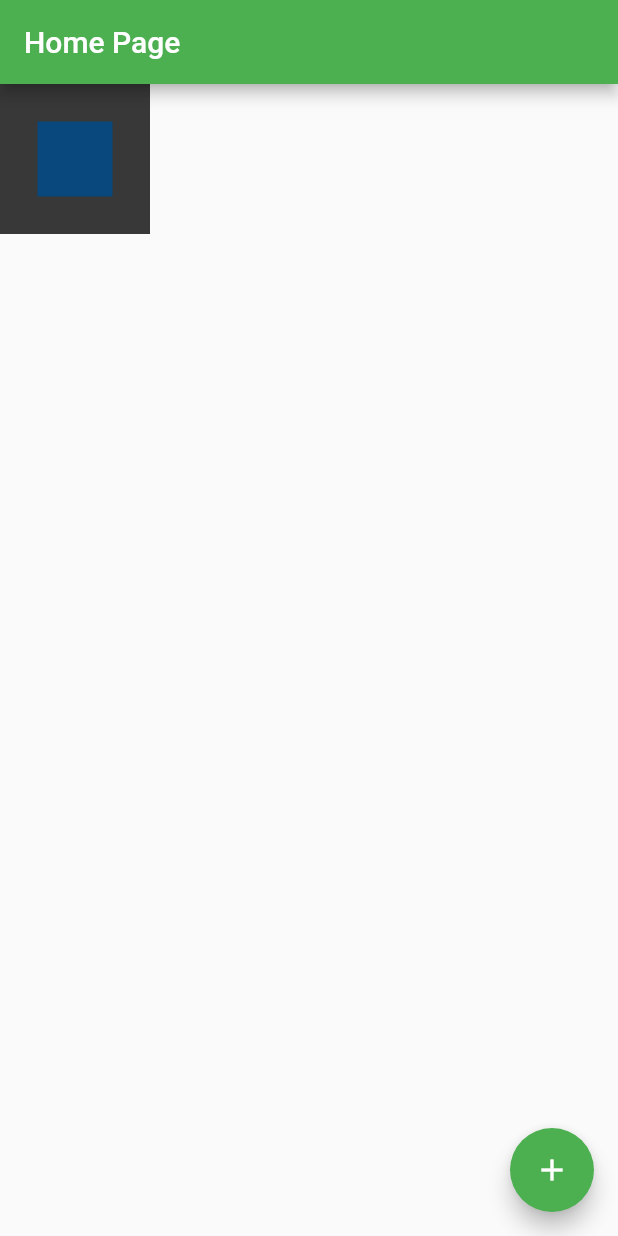
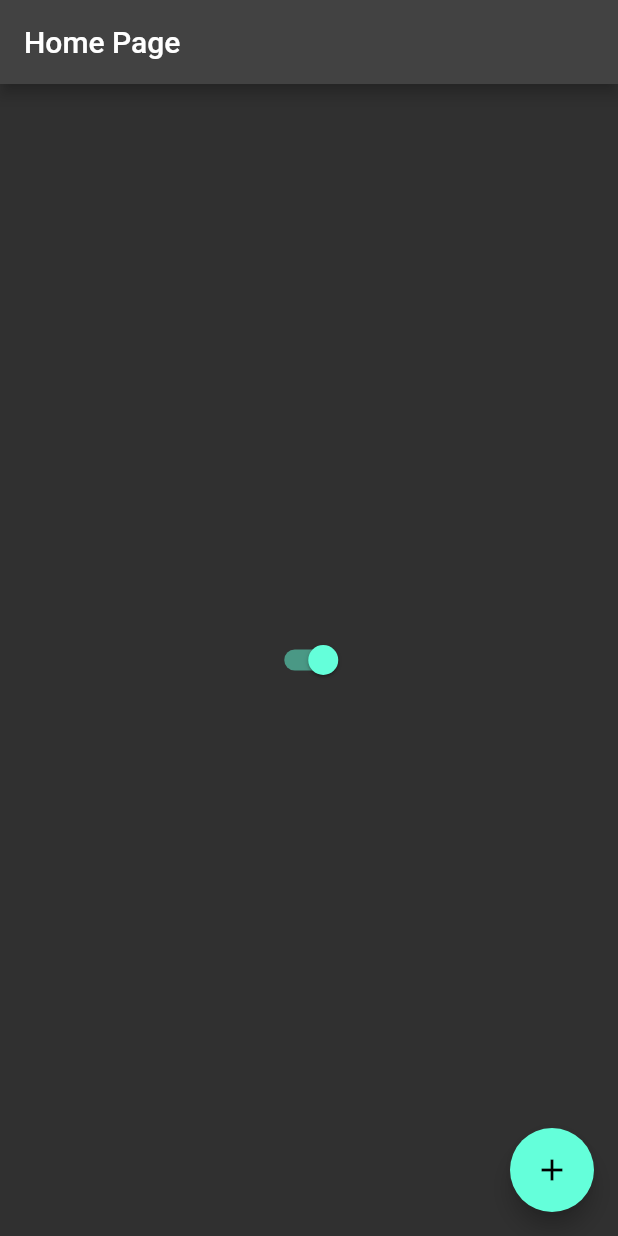
Before and after one commit to nunes262/first_project_flutter, a Flutter app: the screen it shows after launch, on a phone screen of 412 x 824 dp. Run offline on Flutter 3.47's test engine with Material 2 defaults, Android fonts, the phone set to English and light mode, and no system bars.

Commit message:
dynamic theme

```diff
--- /dev/null
+++ b/lib/app_controller.dart
@@ -0,0 +1,11 @@
+import 'package:flutter/material.dart';
+
+class AppController extends ChangeNotifier {
+  static AppController instance = AppController();
+
+  bool isDarkTheme = true;
+  changeTheme() {
+    isDarkTheme = !isDarkTheme;
+    notifyListeners();
+  }
+}
--- a/lib/app_widget.dart
+++ b/lib/app_widget.dart
@@ -1,13 +1,22 @@
 // nao e possivel modificar algumas coisas enquanto o aplicatito esta rodando
 import 'package:flutter/material.dart';
+import 'package:ola_mundo/app_controller.dart';
 import 'package:ola_mundo/home_page.dart';
 
 class AppWidget extends StatelessWidget {
   @override
   Widget build(BuildContext context) {
-    return MaterialApp(
-      theme: ThemeData(primarySwatch: Colors.green),
-      home: HomePage(),
-    );
+    return AnimatedBuilder(
+        animation: AppController.instance,
+        builder: (context, child) {
+          return MaterialApp(
+            theme: ThemeData(
+                primarySwatch: Colors.green,
+                brightness: AppController.instance.isDarkTheme
+                    ? Brightness.dark
+                    : Brightness.light),
+            home: HomePage(),
+          );
+        });
   }
 }
--- a/lib/home_page.dart
+++ b/lib/home_page.dart
@@ -1,6 +1,7 @@
 //os dois sao entendidos pela memoria do mesmo jeito, ou seja, nenhum dos dois metodos nn pesa na memoria
 //É possivel a alteracao de algumas coisas enquanto o aplicativo esta rodando
 import 'package:flutter/material.dart';
+import 'package:ola_mundo/app_controller.dart';
 
 class HomePage extends StatefulWidget {
   @override
@@ -18,16 +19,12 @@ class HomePageState extends State<HomePage> {
       appBar: AppBar(
         title: const Text("Home Page"),
       ),
-      body: Container(
-        width: 100,
-        height: 100,
-        color: const Color.fromARGB(255, 56, 56, 56),
-        child: Center(
-          child: Container(
-            width: 50,
-            height: 50,
-            color: const Color.fromARGB(255, 8, 72, 124),
-          ),
+      body: Center(
+        child: Switch(
+          value: AppController.instance.isDarkTheme,
+          onChanged: (value) {
+            AppController.instance.changeTheme();
+          },
         ),
       ),
       floatingActionButton: FloatingActionButton(
```
